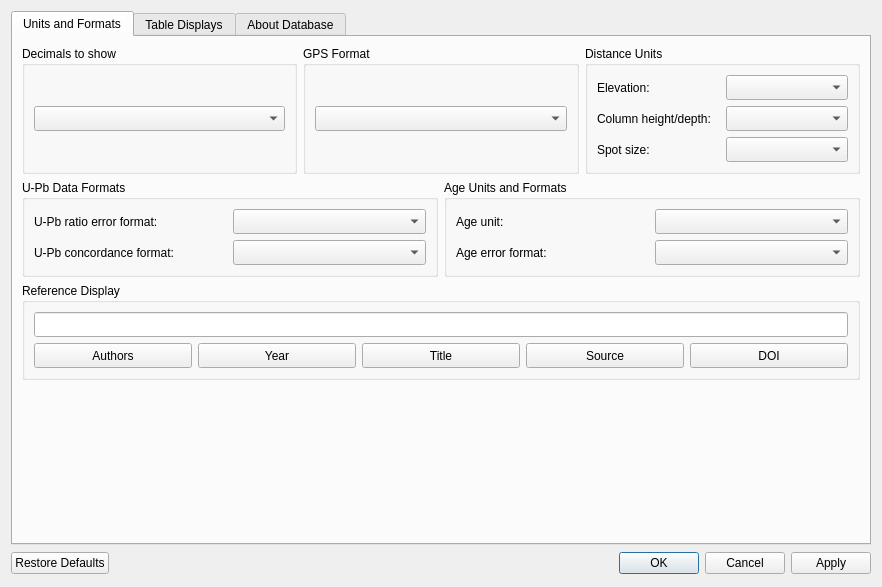
First picture: the form in ui/Settings.ui, repository kathrynmetcalf/GeoCORK, before the edit.
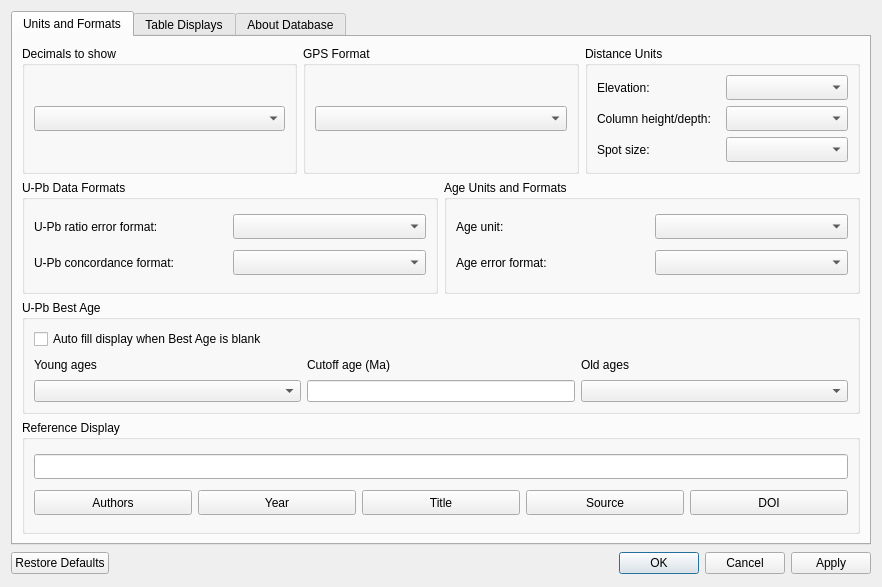
Second picture: the form after the edit.

Commit message: Fixed sorting issue in ReadableProxyModel. Added autofilled option for best age. Needs to be implemented in Exporter. Still working on tree in DataViewerWidget.py

The edit to the form file:
```diff
--- a/ui/Settings.ui
+++ b/ui/Settings.ui
@@ -270,6 +270,63 @@
          </item>
         </layout>
        </item>
+       <item>
+        <widget class="QGroupBox" name="upb_best_age_groupBox">
+         <property name="title">
+          <string>U-Pb Best Age</string>
+         </property>
+         <layout class="QVBoxLayout" name="verticalLayout_7">
+          <item>
+           <widget class="QCheckBox" name="autofill_best_checkBox">
+            <property name="text">
+             <string>Auto fill display when Best Age is blank</string>
+            </property>
+           </widget>
+          </item>
+          <item>
+           <layout class="QGridLayout" name="gridLayout_5">
+            <item row="0" column="0">
+             <widget class="QLabel" name="young_age_label">
+              <property name="text">
+               <string>Young ages</string>
+              </property>
+             </widget>
+            </item>
+            <item row="0" column="1">
+             <widget class="QLabel" name="cutof_age_label">
+              <property name="text">
+               <string>Cutoff age (Ma)</string>
+              </property>
+             </widget>
+            </item>
+            <item row="0" column="2">
+             <widget class="QLabel" name="old_age_label">
+              <property name="text">
+               <string>Old ages</string>
+              </property>
+             </widget>
+            </item>
+            <item row="1" column="0">
+             <widget class="QComboBox" name="young_age_fill_comboBox"/>
+            </item>
+            <item row="1" column="1">
+             <widget class="QLineEdit" name="cutoff_age_lineEdit">
+              <property name="sizePolicy">
+               <sizepolicy hsizetype="Preferred" vsizetype="Fixed">
+                <horstretch>0</horstretch>
+                <verstretch>0</verstretch>
+               </sizepolicy>
+              </property>
+             </widget>
+            </item>
+            <item row="1" column="2">
+             <widget class="QComboBox" name="old_age_fill_comboBox"/>
+            </item>
+           </layout>
+          </item>
+         </layout>
+        </widget>
+       </item>
        <item>
         <widget class="QGroupBox" name="reference_display_groupBox">
          <property name="title">
@@ -394,19 +451,6 @@
          </layout>
         </widget>
        </item>
-       <item>
-        <spacer name="verticalSpacer_3">
-         <property name="orientation">
-          <enum>Qt::Vertical</enum>
-         </property>
-         <property name="sizeHint" stdset="0">
-          <size>
-           <width>20</width>
-           <height>40</height>
-          </size>
-         </property>
-        </spacer>
-       </item>
       </layout>
      </widget>
      <widget class="QWidget" name="display_tab">
```
The commit also changes 12 other files.
